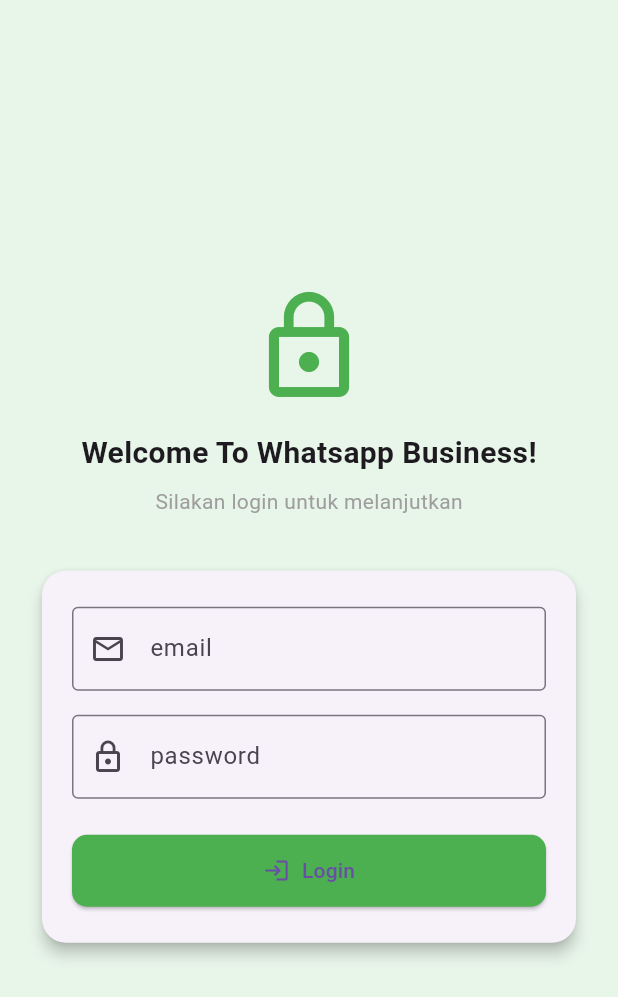
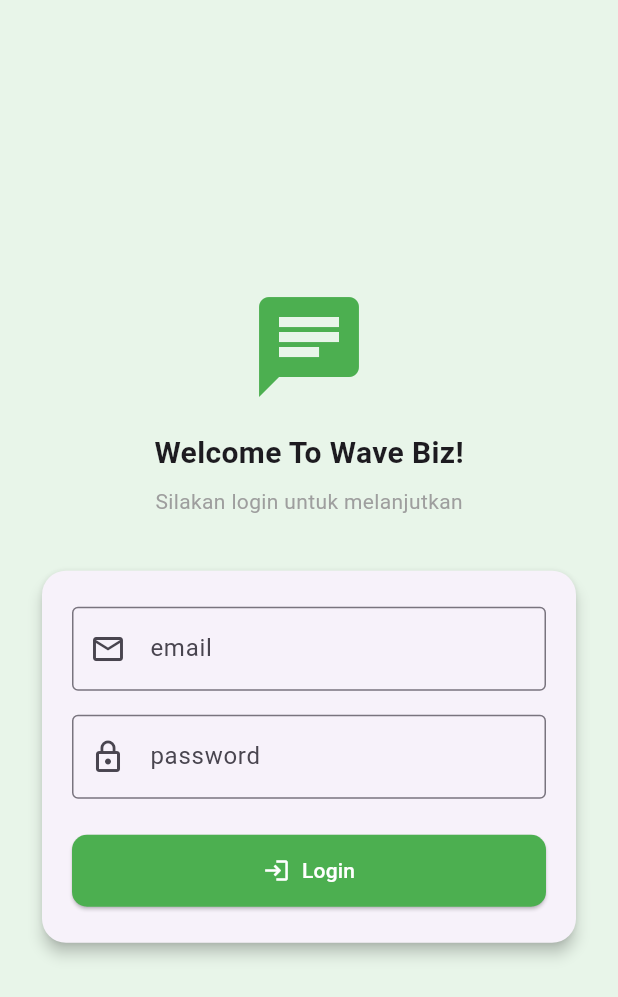
Before and after one commit to disrizka/waze-app, a Flutter app: the screen it shows after launch, on a phone screen of 412 x 824 dp. Shown: the top 997 px of the screen. Run offline on Flutter 3.47's test engine with Material 3 defaults, Android fonts, the phone set to English and light mode, and no system bars; our stand-ins replace flutter_secure_storage, permission_handler, shimmer.

```diff
--- a/lib/screens/login_screen.dart
+++ b/lib/screens/login_screen.dart
@@ -44,10 +44,10 @@
           child: Column(
             mainAxisAlignment: MainAxisAlignment.center,
             children: [
-              const Icon(Icons.lock_outline, size: 80, color: Colors.green),
+              const Icon(Icons.chat, size: 80, color: Colors.green),
               const SizedBox(height: 16),
               const Text(
-                'Welcome To Whatsapp Business!',
+                'Welcome To Wave Biz!',
                 style: TextStyle(fontSize: 20, fontWeight: FontWeight.bold),
               ),
               const SizedBox(height: 8),
@@ -93,8 +93,14 @@
                               width: double.infinity,
                               child: ElevatedButton.icon(
                                 onPressed: _handleLogin,
-                                icon: const Icon(Icons.login),
-                                label: const Text('Login'),
+                                icon: const Icon(
+                                  Icons.login,
+                                  color: Colors.white,
+                                ),
+                                label: const Text(
+                                  'Login',
+                                  style: TextStyle(color: Colors.white),
+                                ),
                                 style: ElevatedButton.styleFrom(
                                   padding: const EdgeInsets.symmetric(
                                     vertical: 14,
--- a/pubspec.yaml
+++ b/pubspec.yaml
@@ -15,6 +15,7 @@
   shared_preferences: ^2.5.3
   shimmer: ^3.0.0
   url_launcher: ^6.3.1
+  permission_handler: ^11.0.0
 
 dev_dependencies:
   flutter_test:
```
Also changed, not shown: lib/screens/chat_detail_screen.dart (+33 -13 lines).
